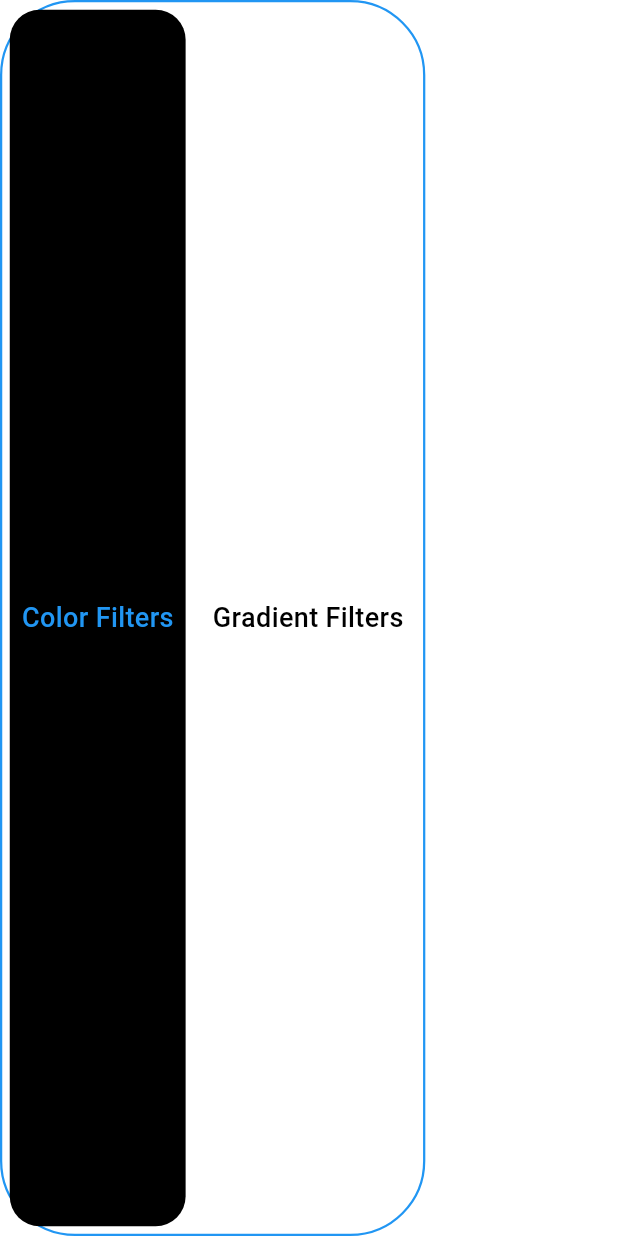
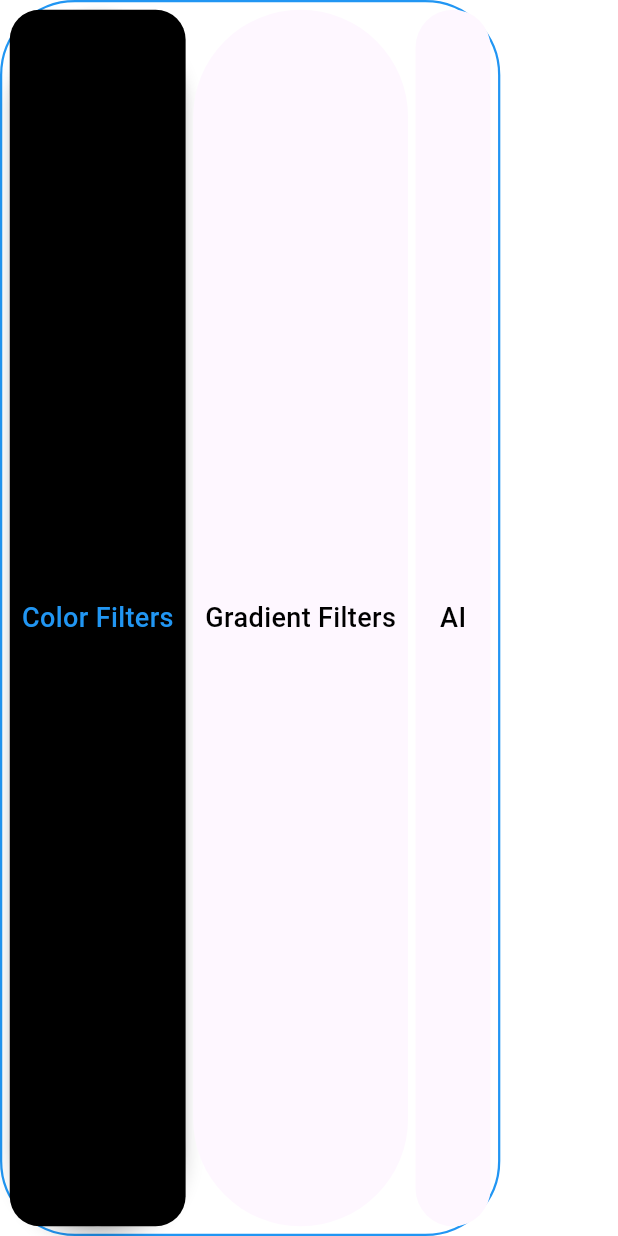
Before and after one commit to vinay416/Image-Filters, a Flutter app: the HomeFilterTabBar widget shown alone on an empty page, opened directly, on a phone screen of 412 x 824 dp. Run offline on Flutter 3.47's test engine with Material 3 defaults, Android fonts, the light colour scheme and no system bars; our stand-ins replace device_info_plus, flutter_bloc, fluttertoast, image_cropper, image_picker, permission_handler.

Commit message:
ai feature

```diff
--- a/lib/tabbar/home_filter_tab_bar.dart
+++ b/lib/tabbar/home_filter_tab_bar.dart
@@ -4,7 +4,8 @@ import 'package:image_filters/core_bloc/image_filter_bloc.dart';
 
 enum FilterTabBar {
   colors("Color Filters"),
-  gradients("Gradient Filters");
+  gradients("Gradient Filters"),
+  ai("AI");
 
   final String title;
   const FilterTabBar(this.title);
@@ -50,9 +51,14 @@ class _HomeFilterTabBarState extends State<HomeFilterTabBar> {
                 title: FilterTabBar.colors,
                 selected: state,
               ),
-              const SizedBox(width: 10),
+              const SizedBox(width: 5),
               buildButton(
                 title: FilterTabBar.gradients,
+                selected: state,
+              ),
+              const SizedBox(width: 5),
+              buildButton(
+                title: FilterTabBar.ai,
                 selected: state,
               ),
             ],
@@ -72,7 +78,11 @@ class _HomeFilterTabBarState extends State<HomeFilterTabBar> {
         selected = title;
         context.read<ImageFilterBloc>().add(TabbarEvent(title));
       },
+      child: Material(
+        shape: const StadiumBorder(),
+        elevation: isSelected ? 5 : 0,
         child: Container(
+          constraints: const BoxConstraints(minWidth: 50),
           decoration: BoxDecoration(
             color: isSelected ? Colors.black : null,
             borderRadius: BorderRadius.circular(20),
@@ -88,6 +98,7 @@ class _HomeFilterTabBarState extends State<HomeFilterTabBar> {
             ),
           ),
         ),
+      ),
     );
   }
 }
--- a/lib/views/image_filters_builder/image_filters_builder.dart
+++ b/lib/views/image_filters_builder/image_filters_builder.dart
@@ -3,6 +3,7 @@ import 'package:flutter_bloc/flutter_bloc.dart';
 import 'package:image_filters/core_bloc/image_filter_bloc.dart';
 import 'package:image_filters/filters/image_blend_filters.dart';
 import 'package:image_filters/tabbar/home_filter_tab_bar.dart';
+import 'package:image_filters/views/ai_image/ai_image_view.dart';
 import 'package:image_filters/views/mask_filters/mask_filters.dart';
 
 class ImageFiltersBuilder extends StatelessWidget {
@@ -18,6 +19,9 @@ class ImageFiltersBuilder extends StatelessWidget {
         return state is TabViewState ? state.tabBar : bloc.tabBar;
       },
       builder: (context, state) {
+        if (state == FilterTabBar.ai) {
+          return AiImageView(imagePath: imagePath);
+        }
         if (state == FilterTabBar.gradients) {
           return GradientMaskFilter(imagePath: imagePath);
         }
--- a/pubspec.yaml
+++ b/pubspec.yaml
@@ -12,6 +12,7 @@ dependencies:
     sdk: flutter
   flutter_bloc: ^8.1.6
   fluttertoast: ^8.2.8
+  http: ^1.2.2
   image_cropper: ^8.0.2
   image_gallery_saver: ^2.0.3
   image_picker: ^1.1.2
```
Also changed, not shown: lib/views/ai_image/ai_image_view.dart (added, +96 -0 lines), lib/views/ai_image/services/ai_image_api_services.dart (added, +24 -0 lines), pubspec.lock. Lines whose indentation alone changed are shown as unchanged.
